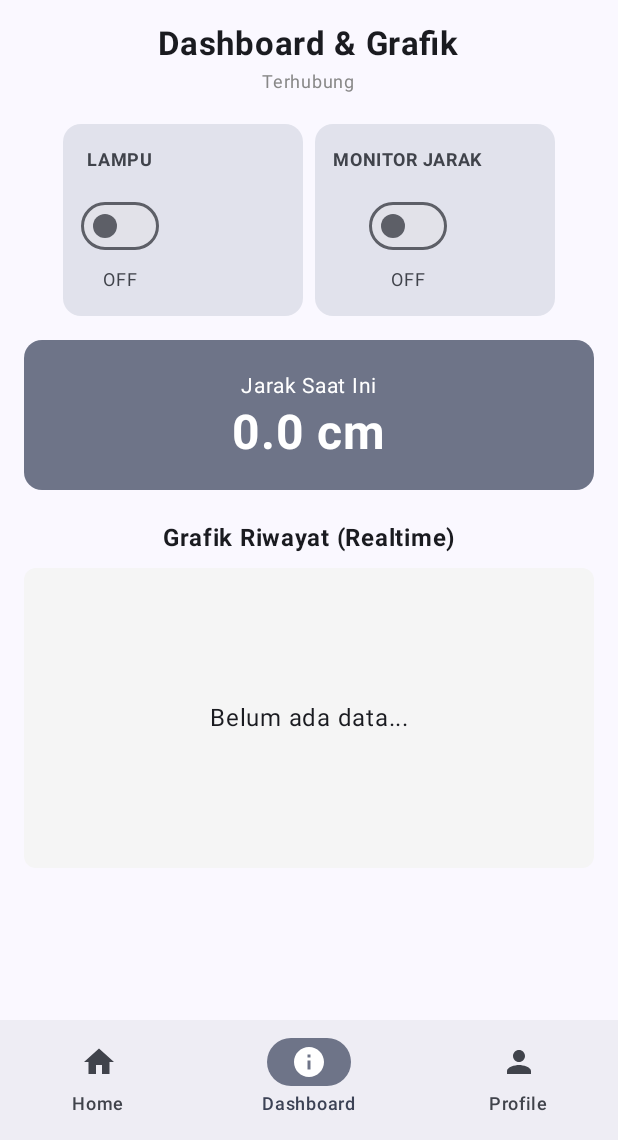
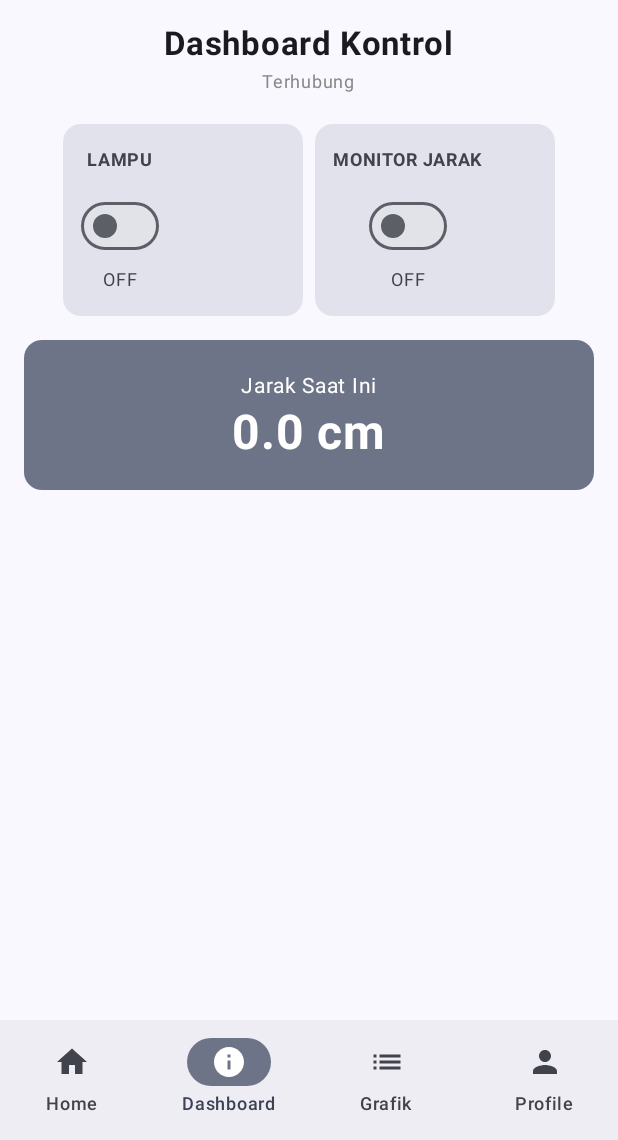
Before and after one commit to Alex16oz/UASkelompok7IOT, an Android app built with Jetpack Compose: the DashboardScreen screen opened through its navigation route, on a phone screen of 412 x 824 dp, the part 96-1236 px from its top. Run offline under Robolectric (Android 15) with nearby library versions, the phone set to English and light mode, and no system bars; our stand-ins replace Firebase (no records; nobody signed in at launch, a user with empty details on screens opened directly).

Commit message:
v6 moved graphic

```diff
--- a/app/src/main/java/UAS/kelompok7/com/MainActivity.kt
+++ b/app/src/main/java/UAS/kelompok7/com/MainActivity.kt
@@ -1,7 +1,6 @@
 package UAS.kelompok7.com
 
 import android.os.Bundle
-import android.util.Log
 import androidx.activity.ComponentActivity
 import androidx.activity.compose.setContent
 import androidx.activity.enableEdgeToEdge
@@ -12,6 +11,7 @@ import androidx.compose.foundation.shape.RoundedCornerShape
 import androidx.compose.material.icons.Icons
 import androidx.compose.material.icons.filled.Home
 import androidx.compose.material.icons.filled.Info
+import androidx.compose.material.icons.filled.List // Import icon baru
 import androidx.compose.material.icons.filled.Person
 import androidx.compose.material3.*
 import androidx.compose.runtime.*
@@ -21,7 +21,6 @@ import androidx.compose.ui.geometry.Offset
 import androidx.compose.ui.graphics.Color
 import androidx.compose.ui.graphics.Path
 import androidx.compose.ui.graphics.drawscope.Stroke
-import androidx.compose.ui.graphics.nativeCanvas
 import androidx.compose.ui.text.font.FontWeight
 import androidx.compose.ui.unit.dp
 import androidx.compose.ui.unit.sp
@@ -55,9 +54,11 @@ data class BottomNavItem(val label: String, val icon: androidx.compose.ui.graphi
 @Composable
 fun MainScreen() {
     val navController = rememberNavController()
+    // Menambahkan item "Grafik" ke navigasi
     val navItems = listOf(
         BottomNavItem("Home", Icons.Default.Home, "home"),
         BottomNavItem("Dashboard", Icons.Default.Info, "dashboard"),
+        BottomNavItem("Grafik", Icons.Default.List, "grafik"), // Menu Baru
         BottomNavItem("Profile", Icons.Default.Person, "profile")
     )
 
@@ -95,6 +96,7 @@ fun MainScreen() {
         NavHost(navController, startDestination = "home", modifier = Modifier.padding(innerPadding)) {
             composable("home") { PageContent("Home", "Selamat Datang di Aplikasi IoT") }
             composable("dashboard") { DashboardScreen() }
+            composable("grafik") { GrafikScreen() } // Route Baru
             composable("profile") { PageContent("Profile", "Anggota Kelompok 7") }
         }
     }
@@ -102,20 +104,16 @@ fun MainScreen() {
 
 @Composable
 fun DashboardScreen() {
-    // --- STATES ---
+    // --- STATES DASHBOARD ---
     var isLedOn by remember { mutableStateOf(false) }
-    var isMonitoringActive by remember { mutableStateOf(false) } // State Tombol Monitor
+    var isMonitoringActive by remember { mutableStateOf(false) }
     var distanceValue by remember { mutableStateOf("0.0") }
     var connectionStatus by remember { mutableStateOf("Menghubungkan...") }
 
-    // List untuk menyimpan riwayat data (Float)
-    val historyList = remember { mutableStateListOf<Float>() }
-
     val database = Firebase.database("https://uaskelompok7-a8d53-default-rtdb.asia-southeast1.firebasedatabase.app")
     val ledRef = database.getReference("IOT/led")
-    val controlRef = database.getReference("IOT/control/is_active") // Ref Baru
+    val controlRef = database.getReference("IOT/control/is_active")
     val sensorRef = database.getReference("IOT/sensor")
-    val historyRef = database.getReference("IOT/history") // Ref Baru
 
     LaunchedEffect(Unit) {
         // 1. Listener LED
@@ -127,7 +125,7 @@ fun DashboardScreen() {
             override fun onCancelled(error: DatabaseError) {}
         })
 
-        // 2. Listener Status Monitoring (Tombol ON/OFF Sensor).
+        // 2. Listener Status Monitoring
         controlRef.addValueEventListener(object : ValueEventListener {
             override fun onDataChange(snapshot: DataSnapshot) {
                 isMonitoringActive = snapshot.getValue(Boolean::class.java) ?: false
@@ -144,28 +142,14 @@ fun DashboardScreen() {
             }
             override fun onCancelled(error: DatabaseError) {}
         })
-
-        // 4. Listener Riwayat Data (Grafik) - Ambil 20 data terakhir
-        historyRef.limitToLast(20).addValueEventListener(object : ValueEventListener {
-            override fun onDataChange(snapshot: DataSnapshot) {
-                historyList.clear()
-                for (child in snapshot.children) {
-                    val `val` = child.child("val").getValue(Double::class.java)
-                    val valLong = child.child("val").getValue(Long::class.java)
-                    val finalVal = `val`?.toFloat() ?: valLong?.toFloat() ?: 0f
-                    historyList.add(finalVal)
-                }
-            }
-            override fun onCancelled(error: DatabaseError) {}
-        })
     }
 
-    // --- UI ---
+    // --- UI DASHBOARD (Tanpa Grafik) ---
     Column(
         modifier = Modifier.fillMaxSize().padding(16.dp),
         horizontalAlignment = Alignment.CenterHorizontally
     ) {
-        Text("Dashboard & Grafik", fontSize = 22.sp, fontWeight = FontWeight.Bold)
+        Text("Dashboard Kontrol", fontSize = 22.sp, fontWeight = FontWeight.Bold)
         Text(connectionStatus, fontSize = 12.sp, color = Color.Gray)
 
         Spacer(modifier = Modifier.height(16.dp))
@@ -176,7 +160,7 @@ fun DashboardScreen() {
             ControlCard(title = "LAMPU", isActive = isLedOn) {
                 ledRef.setValue(it)
             }
-            // Card Monitor Sensor (Tombol Baru)
+            // Card Monitor Sensor
             ControlCard(title = "MONITOR JARAK", isActive = isMonitoringActive) {
                 controlRef.setValue(it)
             }
@@ -198,17 +182,45 @@ fun DashboardScreen() {
                 Text("$distanceValue cm", fontSize = 32.sp, fontWeight = FontWeight.Bold)
             }
         }
+    }
+}
 
-        Spacer(modifier = Modifier.height(20.dp))
+@Composable
+fun GrafikScreen() {
+    // --- STATES GRAFIK ---
+    val historyList = remember { mutableStateListOf<Float>() }
 
-        // GRAFIK CANVAS
-        Text("Grafik Riwayat (Realtime)", fontWeight = FontWeight.Bold, fontSize = 16.sp)
-        Spacer(modifier = Modifier.height(8.dp))
+    val database = Firebase.database("https://uaskelompok7-a8d53-default-rtdb.asia-southeast1.firebasedatabase.app")
+    val historyRef = database.getReference("IOT/history")
+
+    LaunchedEffect(Unit) {
+        // Listener Riwayat Data (Grafik) - Ambil 20 data terakhir
+        historyRef.limitToLast(20).addValueEventListener(object : ValueEventListener {
+            override fun onDataChange(snapshot: DataSnapshot) {
+                historyList.clear()
+                for (child in snapshot.children) {
+                    val `val` = child.child("val").getValue(Double::class.java)
+                    val valLong = child.child("val").getValue(Long::class.java)
+                    val finalVal = `val`?.toFloat() ?: valLong?.toFloat() ?: 0f
+                    historyList.add(finalVal)
+                }
+            }
+            override fun onCancelled(error: DatabaseError) {}
+        })
+    }
+
+    // --- UI GRAFIK ---
+    Column(
+        modifier = Modifier.fillMaxSize().padding(16.dp),
+        horizontalAlignment = Alignment.CenterHorizontally
+    ) {
+        Text("Grafik Riwayat (Realtime)", fontWeight = FontWeight.Bold, fontSize = 20.sp)
+        Spacer(modifier = Modifier.height(16.dp))
 
         Box(
             modifier = Modifier
                 .fillMaxWidth()
-                .height(200.dp)
+                .height(300.dp) // Tinggi grafik sedikit diperbesar agar lebih jelas
                 .background(Color(0xFFF5F5F5), RoundedCornerShape(8.dp))
                 .padding(8.dp)
         ) {
@@ -249,7 +261,6 @@ fun SimpleLineChart(dataPoints: List<Float>) {
         val width = size.width
         val height = size.height
         val maxVal = (dataPoints.maxOrNull() ?: 100f) * 1.2f // Skala atas + 20%
-        val minVal = 0f
 
         val path = Path()
         val stepX = width / (dataPoints.size - 1).coerceAtLeast(1)
```
